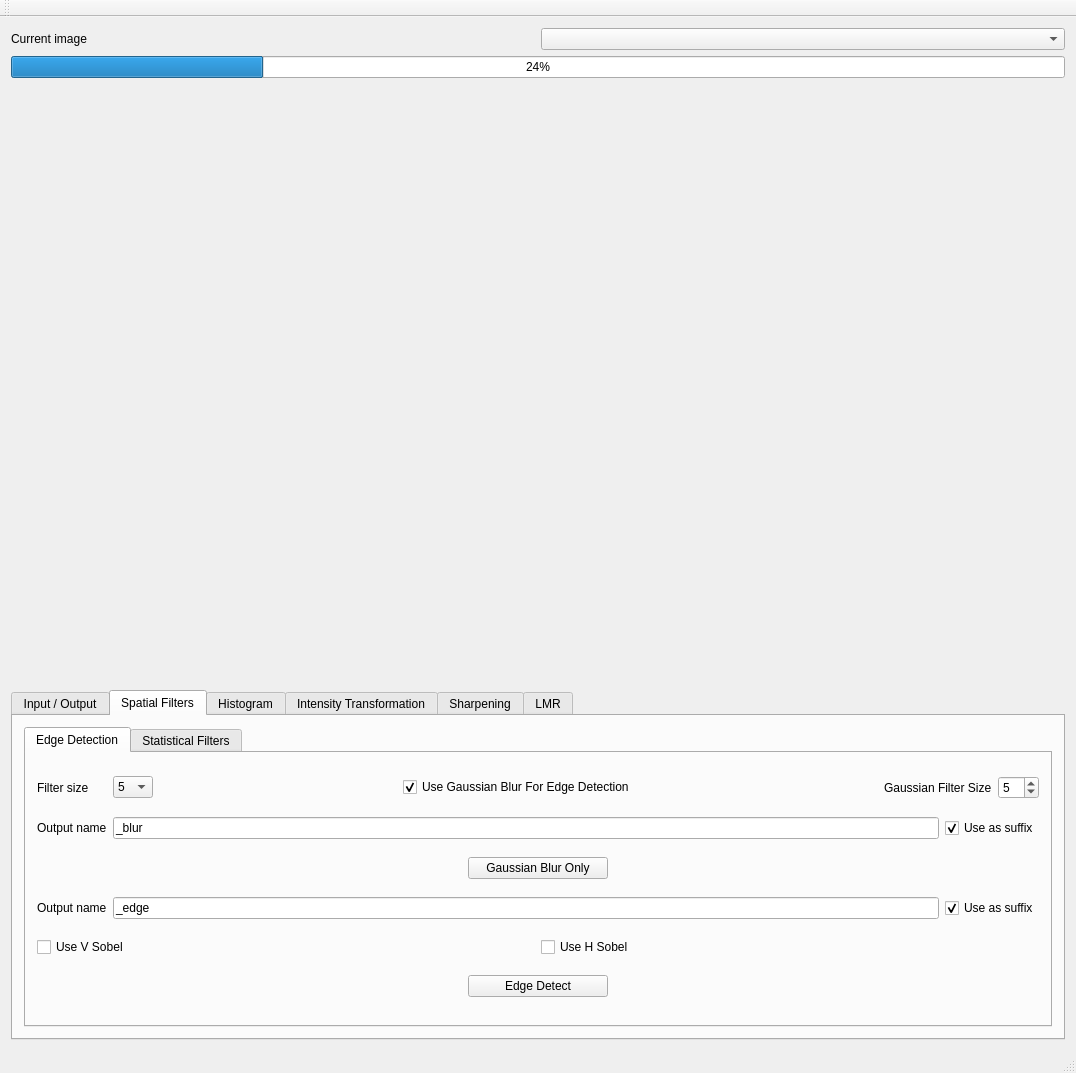
The window that mainwindow.ui (PNPiquin/ImageProcessing) describes before a commit, drawn with Qt 5.
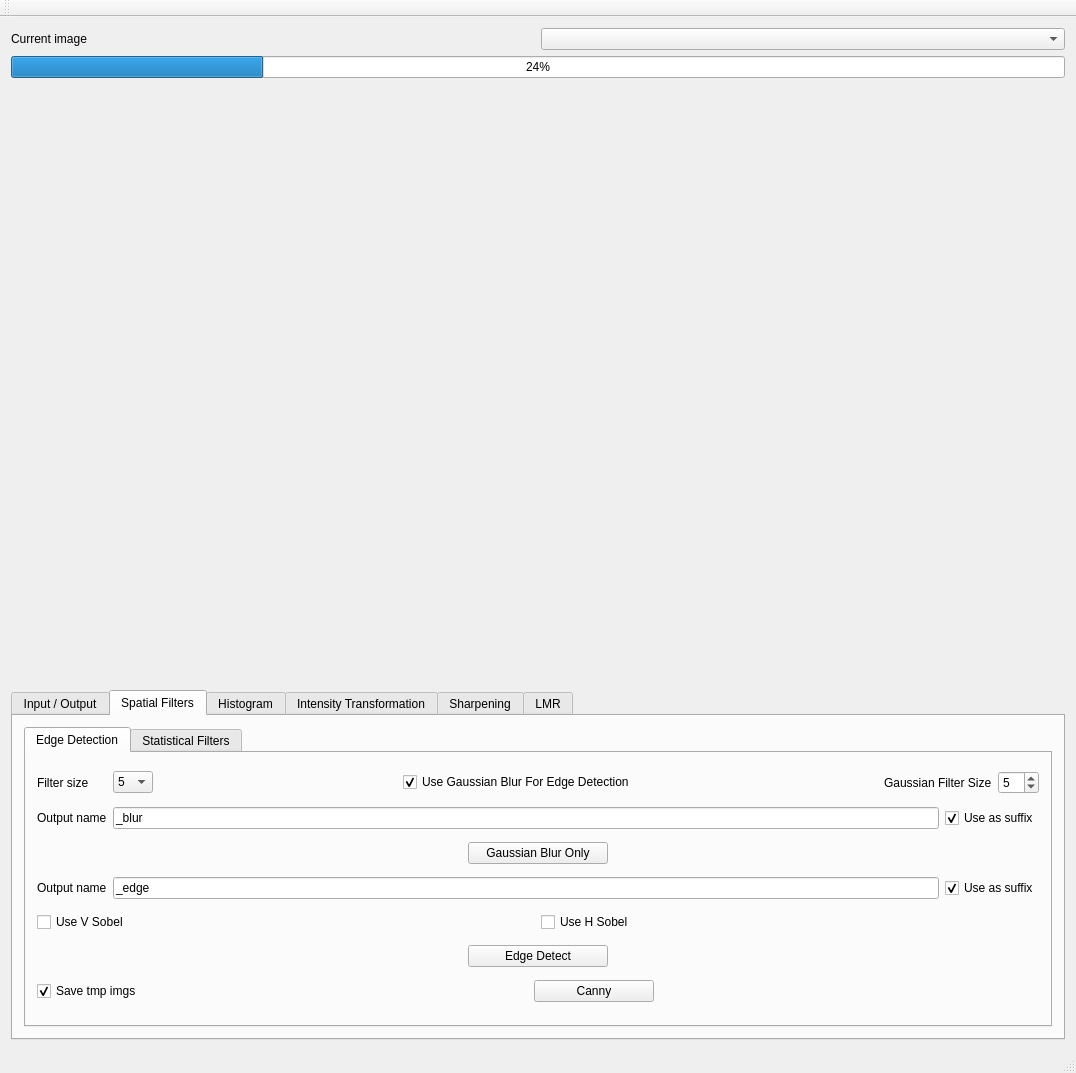
The same window after the commit.

Diff of the .ui file:
```diff
--- a/mainwindow.ui
+++ b/mainwindow.ui
@@ -484,6 +484,59 @@
               </item>
              </layout>
             </item>
+            <item>
+             <layout class="QHBoxLayout" name="horizontalLayout_25">
+              <item>
+               <widget class="QCheckBox" name="canny_tmp_imgs">
+                <property name="text">
+                 <string>Save tmp imgs</string>
+                </property>
+                <property name="checked">
+                 <bool>true</bool>
+                </property>
+               </widget>
+              </item>
+              <item>
+               <spacer name="horizontalSpacer_25">
+                <property name="orientation">
+                 <enum>Qt::Horizontal</enum>
+                </property>
+                <property name="sizeHint" stdset="0">
+                 <size>
+                  <width>40</width>
+                  <height>20</height>
+                 </size>
+                </property>
+               </spacer>
+              </item>
+              <item>
+               <widget class="QPushButton" name="canny_push_button">
+                <property name="minimumSize">
+                 <size>
+                  <width>120</width>
+                  <height>0</height>
+                 </size>
+                </property>
+                <property name="text">
+                 <string>Canny</string>
+                </property>
+               </widget>
+              </item>
+              <item>
+               <spacer name="horizontalSpacer_26">
+                <property name="orientation">
+                 <enum>Qt::Horizontal</enum>
+                </property>
+                <property name="sizeHint" stdset="0">
+                 <size>
+                  <width>40</width>
+                  <height>20</height>
+                 </size>
+                </property>
+               </spacer>
+              </item>
+             </layout>
+            </item>
            </layout>
           </widget>
           <widget class="QWidget" name="stat">
```
